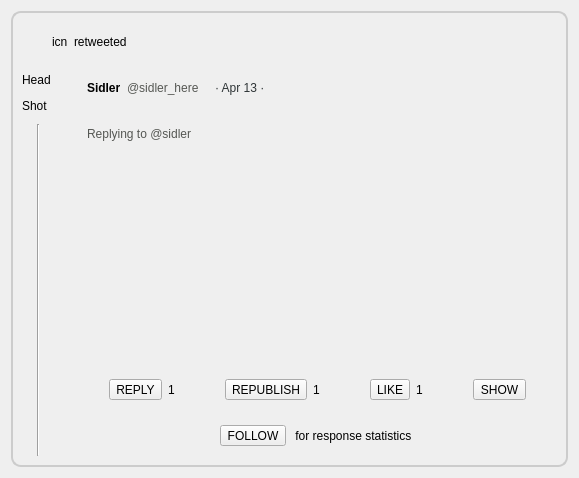
The window that retroshare-gui/src/gui/TheWire/PulseReply.ui (RetroShare/RetroShare) describes before a commit, drawn with Qt 5.
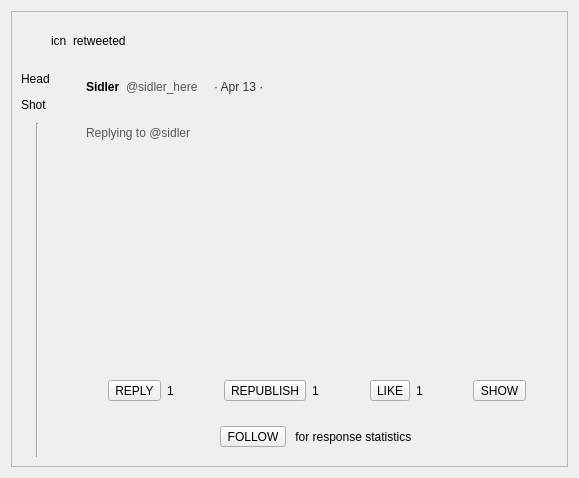
The same window after the commit. Icons and pictures are not drawn. Custom widgets are drawn as their Qt base class.

Commit message: removed hardcoded stylesheets from the frames

The edit to the form file:
```diff
--- a/retroshare-gui/src/gui/TheWire/PulseReply.ui
+++ b/retroshare-gui/src/gui/TheWire/PulseReply.ui
@@ -40,10 +40,7 @@
       </size>
      </property>
      <property name="styleSheet">
-      <string notr="true">QFrame#frame{border: 2px solid #CCCCCC;
-background: qlineargradient(x1: 0, y1: 0, x2: 0, y2: 1,
-                                     stop: 0 #EEEEEE, stop: 1 #CCCCCC);
-border-radius: 10px}</string>
+      <string notr="true"/>
      </property>
      <property name="frameShape">
       <enum>QFrame::StyledPanel</enum>
```
The commit also changes 3 other files.
